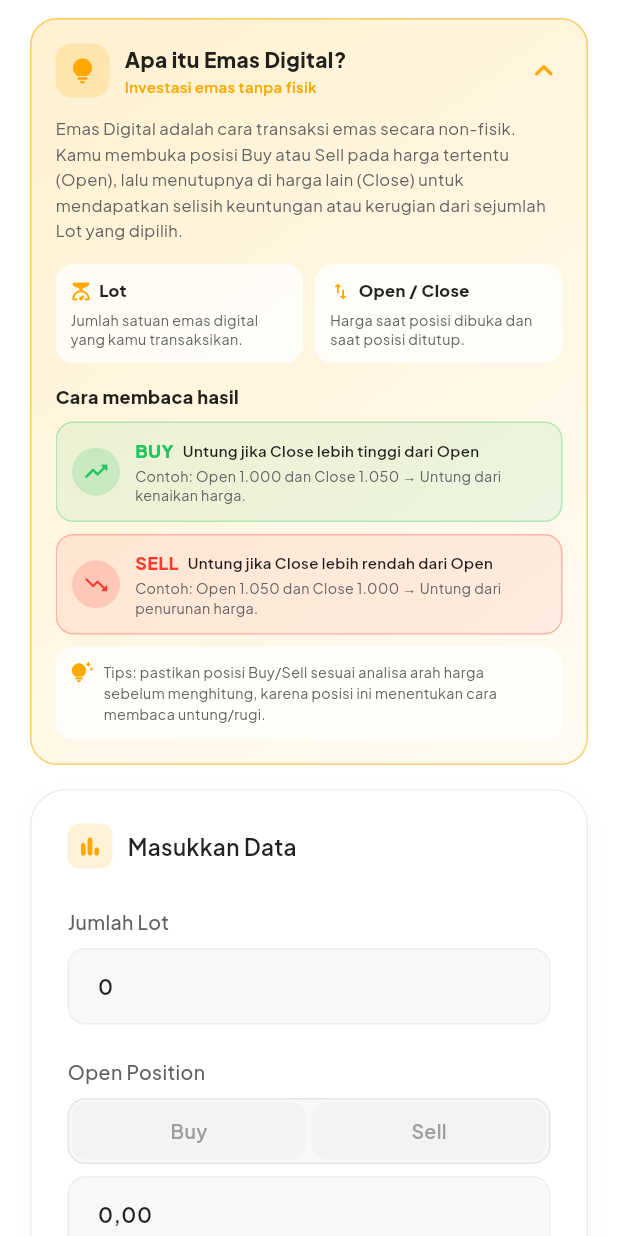
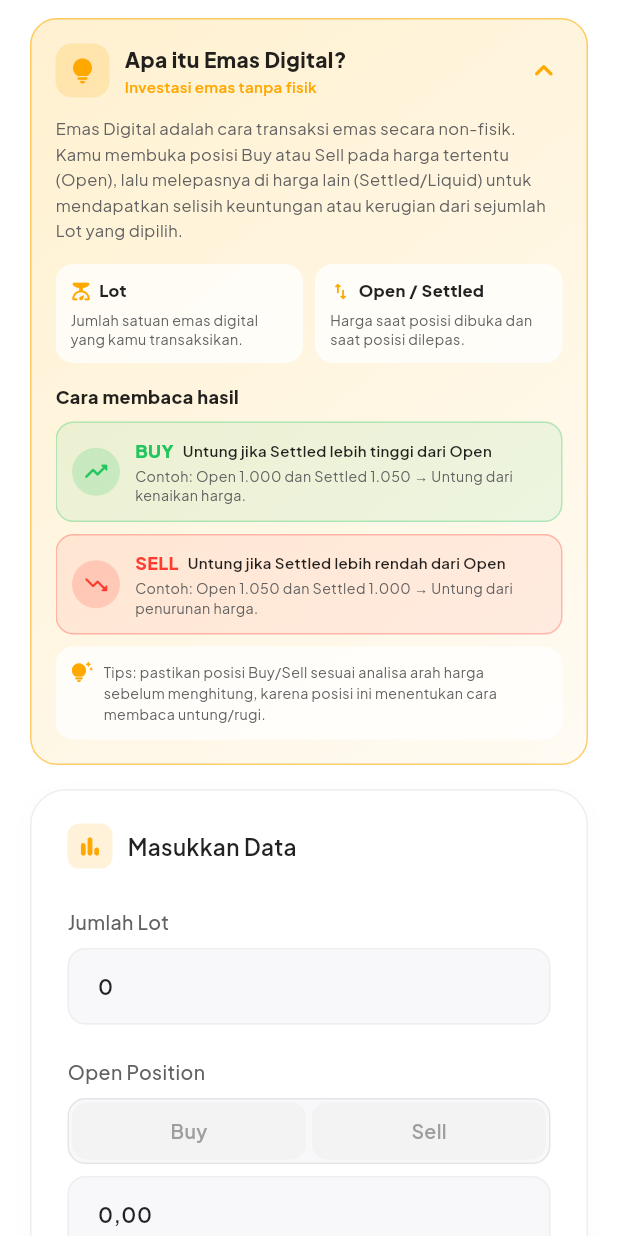
Before and after one commit to vinadwm/equate, a Flutter app: the GoldDigitalCalculatorContent widget shown alone on an empty page, opened directly, after a tap on "Apa itu Emas Digital?", on a phone screen of 412 x 824 dp. Run offline on Flutter 3.47's test engine with Material 3 defaults, Android fonts, the phone set to English and light mode, and no system bars; our stand-ins replace cloud_firestore, firebase_auth, firebase_core, firebase_storage, fl_chart, google_fonts and 5 more; missing offline and left inert: gal; accounts and stored records are empty.

Commit message:
Ubah close

```diff
--- a/lib/view/tabs/calculator/gold_digital_calculator_content.dart
+++ b/lib/view/tabs/calculator/gold_digital_calculator_content.dart
@@ -373,7 +373,7 @@ class _GoldDigitalCalculatorContentState
   List<String> get _digitalRecommendationSteps {
     if (_digitalIsProfit) {
       return [
-        'Pertimbangkan untuk close posisi sekarang agar keuntungan yang sudah '
+        'Pertimbangkan untuk settled posisi sekarang agar keuntungan yang sudah '
             'didapat lebih terjaga.',
         'Jika masih yakin tren harga akan berlanjut, kamu bisa menahan posisi '
             'sambil rutin memantau pergerakan harga.',
@@ -536,8 +536,8 @@ class _GoldDigitalCalculatorContentState
 
                 const SizedBox(height: 22),
 
-                // CLOSE POSITION
-                _buildLabel('Close Position', labelTextColor),
+                // SETTLED POSITION
+                _buildLabel('Settled Position', labelTextColor),
 
                 const SizedBox(height: 8),
 
@@ -1068,7 +1068,7 @@ class _GoldDigitalCalculatorContentState
           Text(
             'Emas Digital adalah cara transaksi emas secara non-fisik. '
             'Kamu membuka posisi Buy atau Sell pada harga tertentu (Open), '
-            'lalu menutupnya di harga lain (Close) untuk mendapatkan selisih '
+            'lalu melepasnya di harga lain (Settled/Liquid) untuk mendapatkan selisih '
             'keuntungan atau kerugian dari sejumlah Lot yang dipilih.',
             style: GoogleFonts.plusJakartaSans(
               fontSize: 11,
@@ -1105,8 +1105,8 @@ class _GoldDigitalCalculatorContentState
                     ),
                     const SizedBox(width: 8),
                     term(
-                      'Open / Close',
-                      'Harga saat posisi dibuka dan saat posisi ditutup.',
+                      'Open / Settled',
+                      'Harga saat posisi dibuka dan saat posisi dilepas.',
                       Icons.swap_vert_rounded,
                     ),
                   ],
@@ -1133,9 +1133,9 @@ class _GoldDigitalCalculatorContentState
                   icon: Icons.trending_up_rounded,
                   color: buyColor,
                   label: 'BUY',
-                  condition: 'Untung jika Close lebih tinggi dari Open',
+                  condition: 'Untung jika Settled lebih tinggi dari Open',
                   example:
-                      'Contoh: Open 1.000 dan Close 1.050 → '
+                      'Contoh: Open 1.000 dan Settled 1.050 → '
                       'Untung dari kenaikan harga.',
                 ),
 
@@ -1144,9 +1144,9 @@ class _GoldDigitalCalculatorContentState
                   icon: Icons.trending_down_rounded,
                   color: sellColor,
                   label: 'SELL',
-                  condition: 'Untung jika Close lebih rendah dari Open',
+                  condition: 'Untung jika Settled lebih rendah dari Open',
                   example:
-                      'Contoh: Open 1.050 dan Close 1.000 → '
+                      'Contoh: Open 1.050 dan Settled 1.000 → '
                       'Untung dari penurunan harga.',
                 ),
 
```
